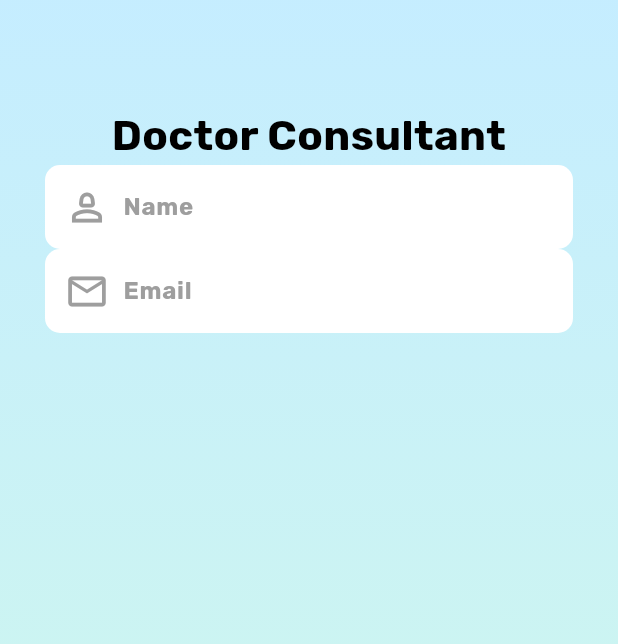
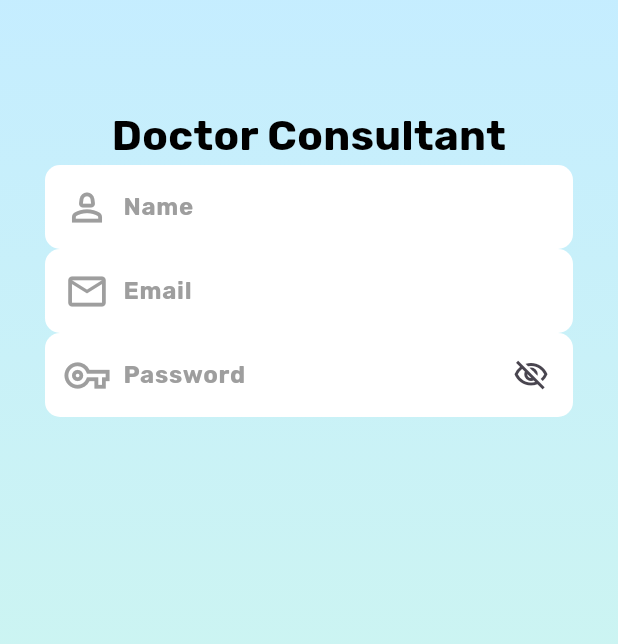
Before and after one commit to alhasann351/doctor_consultant_app_template, a Flutter app: the SignupScreen screen opened by its route, on a phone screen of 412 x 824 dp. Shown: the top 644 px of the screen. Run offline on Flutter 3.47's test engine with Material 3 defaults, Android fonts, the phone set to English and light mode, and no system bars; our stand-ins replace get, shared_preferences, smooth_page_indicator; accounts and stored records are empty.

Commit message:
signup-screen-input-password-design

```diff
--- a/lib/resources/localization/languages.dart
+++ b/lib/resources/localization/languages.dart
@@ -32,6 +32,7 @@ class Languages extends Translations {
           'signup_title_text': 'Doctor Consultant',
           'input_name_hint_text': 'Name',
           'input_email_hint_text': 'Email',
+          'input_password_hint_text': 'Password',
         },
         'bn_BD': {
           //splash screen
@@ -62,6 +63,7 @@ class Languages extends Translations {
           'signup_title_text': 'ডাক্তার পরামর্শদাতা',
           'input_name_hint_text': 'নাম',
           'input_email_hint_text': 'ইমেইল',
+          'input_password_hint_text': 'পাসওয়ার্ড',
         },
         'hi_IN': {
           //splash screen
@@ -91,6 +93,7 @@ class Languages extends Translations {
           'signup_title_text': 'डॉक्टर सलाहकार',
           'input_name_hint_text': 'नाम',
           'input_email_hint_text': 'ईमेल',
+          'input_password_hint_text': 'पासवर्ड',
         },
       };
 }
--- a/lib/views/signup_screen/signup_screen.dart
+++ b/lib/views/signup_screen/signup_screen.dart
@@ -1,6 +1,7 @@
 import 'package:doctor_consultant_app_template/resources/colors/app_colors.dart';
 import 'package:doctor_consultant_app_template/views/signup_screen/widgets/input_email.dart';
 import 'package:doctor_consultant_app_template/views/signup_screen/widgets/input_name.dart';
+import 'package:doctor_consultant_app_template/views/signup_screen/widgets/input_password.dart';
 import 'package:doctor_consultant_app_template/views/signup_screen/widgets/title_text.dart';
 import 'package:flutter/material.dart';
 
@@ -34,6 +35,7 @@ class _SignupScreenState extends State<SignupScreen> {
               TitleText(),
               InputName(),
               InputEmail(),
+              InputPassword(),
             ],
           ),
         ),
--- /dev/null
+++ b/lib/views/signup_screen/widgets/input_password.dart
@@ -0,0 +1,47 @@
+import 'package:doctor_consultant_app_template/resources/colors/app_colors.dart';
+import 'package:doctor_consultant_app_template/resources/fonts/app_font_style.dart';
+import 'package:flutter/material.dart';
+import 'package:get/get.dart';
+
+class InputPassword extends StatelessWidget {
+  const InputPassword({super.key});
+
+  @override
+  Widget build(BuildContext context) {
+    return TextFormField(
+      cursorColor: AppColors.cursorColor,
+      keyboardType: TextInputType.text,
+      decoration: InputDecoration(
+        filled: true,
+        fillColor: AppColors.fillColor,
+        hintText: 'input_password_hint_text'.tr,
+        hintStyle: const TextStyle(
+          fontFamily: AppFontStyle.rubik,
+          fontSize: 16,
+          fontWeight: FontWeight.w600,
+          color: AppColors.hintTextColor,
+        ),
+        prefixIcon: const Padding(
+          padding: EdgeInsets.only(left: 8.0),
+          child: Icon(
+            Icons.vpn_key_outlined,
+            color: AppColors.prefixIconColor,
+            size: 30,
+          ),
+        ),
+        suffixIcon: const Padding(
+          padding: EdgeInsets.only(right: 8.0),
+          child: Icon(Icons.visibility_off_outlined),
+        ),
+        enabledBorder: OutlineInputBorder(
+          borderSide: const BorderSide(style: BorderStyle.none),
+          borderRadius: BorderRadius.circular(10),
+        ),
+        focusedBorder: OutlineInputBorder(
+          borderSide: const BorderSide(style: BorderStyle.none),
+          borderRadius: BorderRadius.circular(10),
+        ),
+      ),
+    );
+  }
+}
```
